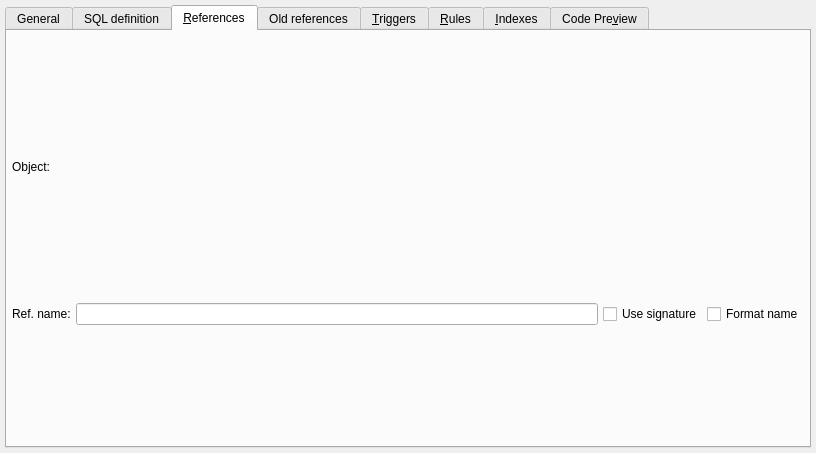
Old version of the form libs/libgui/ui/dbobjects/viewwidget.ui in the repository pgmodeler/pgmodeler.
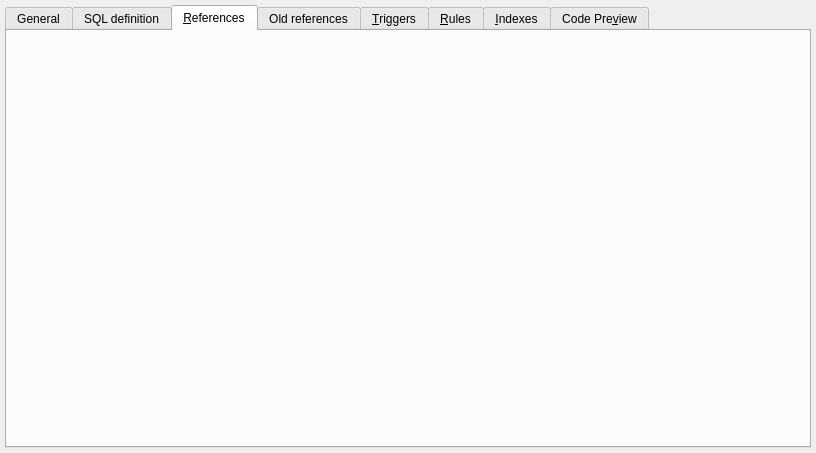
New version of the form. The open tabs and pages were chosen to show the change. Icons and pictures are not drawn.

Commit message:
Created the widget ObjectReferencesWidget that handles GenericSQL references
Added the method GenericSQL::addObjectReferences

Refactored GenericSQLWidget in such a way to use ObjectReferencesWidget

Refactored ViewWidget to use ObjectReferencesWidget (WIP)

Patch:
```diff
--- a/libs/libgui/ui/dbobjects/viewwidget.ui
+++ b/libs/libgui/ui/dbobjects/viewwidget.ui
@@ -196,124 +196,6 @@
       <attribute name="title">
        <string>&amp;References</string>
       </attribute>
-      <layout class="QGridLayout" name="view_refs_grid">
-       <property name="leftMargin">
-        <number>5</number>
-       </property>
-       <property name="topMargin">
-        <number>5</number>
-       </property>
-       <property name="rightMargin">
-        <number>5</number>
-       </property>
-       <property name="bottomMargin">
-        <number>5</number>
-       </property>
-       <property name="spacing">
-        <number>5</number>
-       </property>
-       <item row="0" column="0" colspan="2">
-        <layout class="QHBoxLayout" name="horizontalLayout_3">
-         <property name="spacing">
-          <number>5</number>
-         </property>
-         <item>
-          <widget class="QLabel" name="object_lbl">
-           <property name="text">
-            <string>Object:</string>
-           </property>
-          </widget>
-         </item>
-         <item>
-          <widget class="QLabel" name="sel_obj_icon_lbl">
-           <property name="sizePolicy">
-            <sizepolicy hsizetype="Fixed" vsizetype="Preferred">
-             <horstretch>0</horstretch>
-             <verstretch>0</verstretch>
-            </sizepolicy>
-           </property>
-           <property name="minimumSize">
-            <size>
-             <width>32</width>
-             <height>32</height>
-            </size>
-           </property>
-           <property name="maximumSize">
-            <size>
-             <width>32</width>
-             <height>32</height>
-            </size>
-           </property>
-           <property name="frameShape">
-            <enum>QFrame::NoFrame</enum>
-           </property>
-           <property name="frameShadow">
-            <enum>QFrame::Plain</enum>
-           </property>
-           <property name="text">
-            <string/>
-           </property>
-           <property name="scaledContents">
-            <bool>true</bool>
-           </property>
-           <property name="alignment">
-            <set>Qt::AlignCenter</set>
-           </property>
-          </widget>
-         </item>
-        </layout>
-       </item>
-       <item row="1" column="0">
-        <widget class="QLabel" name="ref_name_lbl">
-         <property name="text">
-          <string>Ref. name:</string>
-         </property>
-        </widget>
-       </item>
-       <item row="1" column="1">
-        <layout class="QHBoxLayout" name="horizontalLayout_2">
-         <property name="spacing">
-          <number>5</number>
-         </property>
-         <item>
-          <widget class="QLineEdit" name="ref_name_edt">
-           <property name="toolTip">
-            <string>&lt;p&gt;The name of the reference to an object. All occurences of the reference enclosed by &lt;strong&gt;{}&lt;/strong&gt; are replaced by the referenced object's name or signature in the generic SQL object's code.&lt;/p&gt;</string>
-           </property>
-           <property name="statusTip">
-            <string/>
-           </property>
-          </widget>
-         </item>
-         <item>
-          <widget class="QCheckBox" name="use_signature_chk">
-           <property name="toolTip">
-            <string>&lt;p&gt;Use the referenced object's signature instead of its name. For some objects like functions, casts, operators and some others the signature will include parameters types and some other information.&lt;/p&gt;</string>
-           </property>
-           <property name="statusTip">
-            <string/>
-           </property>
-           <property name="text">
-            <string>Use signature</string>
-           </property>
-          </widget>
-         </item>
-         <item>
-          <widget class="QCheckBox" name="format_name_chk">
-           <property name="toolTip">
-            <string>&lt;p&gt;The referenced object's name or signature will be automatically quoted when special characters are found. Additionally, for schema qualified objects, the name of the parent schema is prepended to the referenced object's name or signature. This will avoid common SQL syntax errors or loss of semantics.&lt;/p&gt;</string>
-           </property>
-           <property name="statusTip">
-            <string/>
-           </property>
-           <property name="text">
-            <string>Format name</string>
-           </property>
-          </widget>
-         </item>
-        </layout>
-       </item>
-      </layout>
      </widget>
      <widget class="QWidget" name="old_view_refs_tab">
       <attribute name="title">
```
The commit also changes 14 other files.
